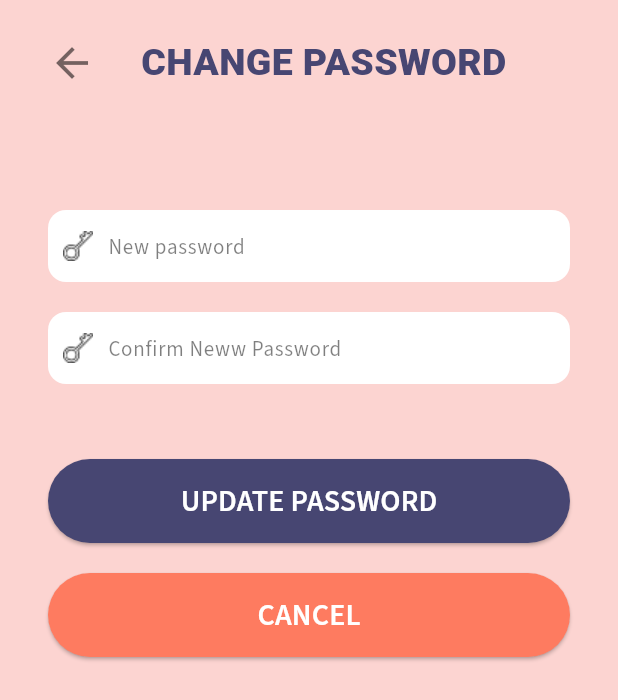
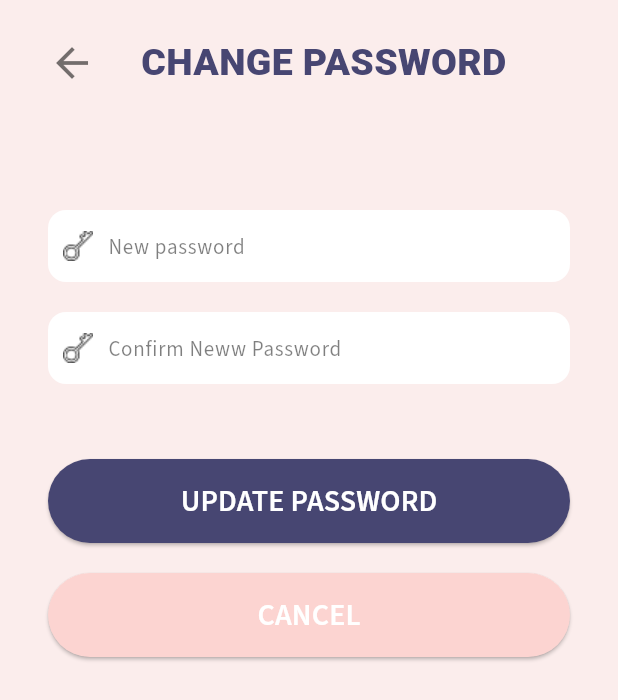
Before and after one commit to bleenee203/healthcare_app, a Flutter app: the screen it shows after launch, on a phone screen of 412 x 824 dp. Shown: the top 700 px of the screen. Run offline on Flutter 3.47's test engine with Material 3 defaults, Android fonts, the phone set to English and light mode, and no system bars; our stand-ins replace carousel_slider, curved_navigation_bar, go_router, hexcolor, lottie, percent_indicator and 1 more; Roboto replaces fonts that are missing (SourceSan3).

Commit message:
Sửa trang Change password

```diff
--- a/lib/src/presentation/pages/resetPassword_screen.dart
+++ b/lib/src/presentation/pages/resetPassword_screen.dart
@@ -26,7 +26,7 @@ class _ResetPasswordState extends State<ResetPassword> {
             padding: const EdgeInsets.symmetric(vertical: 24, horizontal: 32),
             width: double.infinity,
             height: double.infinity,
-            color: Color(0xFFFCD4D1),
+            color: Color(0xFFFBEDEC),
             child: Column(children: <Widget>[
               Row(
                 children: [
@@ -166,7 +166,7 @@ class _ResetPasswordState extends State<ResetPassword> {
 
                     }, //Để đây sử sau
                     style: ElevatedButton.styleFrom(
-                      backgroundColor: const Color(0xFFFE7B60),
+                      backgroundColor: const Color(0xFFFCD4D1),
                       foregroundColor: Colors.white,
                       padding:
                       const EdgeInsets.fromLTRB(10, 10, 10, 10),
```
